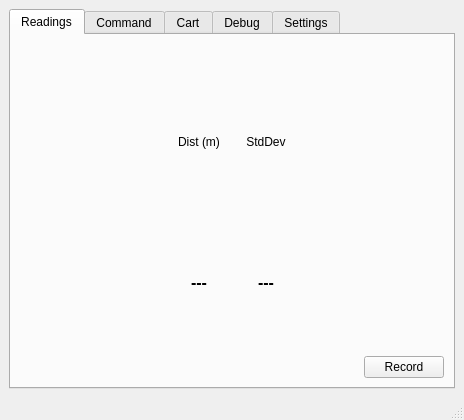
First picture: the form in tf03_test/main_window.ui, repository codincodee/tf0x_dev, before the edit.
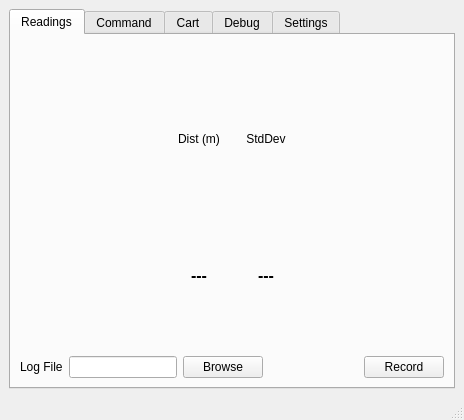
Second picture: the form after the edit. The open tabs and pages were chosen to show the change.

Diff of the .ui file:
```diff
--- a/tf03_test/main_window.ui
+++ b/tf03_test/main_window.ui
@@ -202,8 +202,41 @@
             </item>
            </layout>
           </item>
+          <item>
+           <spacer name="verticalSpacer_12">
+            <property name="orientation">
+             <enum>Qt::Vertical</enum>
+            </property>
+            <property name="sizeType">
+             <enum>QSizePolicy::Fixed</enum>
+            </property>
+            <property name="sizeHint" stdset="0">
+             <size>
+              <width>20</width>
+              <height>10</height>
+             </size>
+            </property>
+           </spacer>
+          </item>
           <item>
            <layout class="QHBoxLayout" name="horizontalLayout_2">
+            <item>
+             <widget class="QLabel" name="label_12">
+              <property name="text">
+               <string>Log File</string>
+              </property>
+             </widget>
+            </item>
+            <item>
+             <widget class="QLineEdit" name="ReadingsPageLogFileLineEdit"/>
+            </item>
+            <item>
+             <widget class="QPushButton" name="ReadingsPageBrowsePushButton">
+              <property name="text">
+               <string>Browse</string>
+              </property>
+             </widget>
+            </item>
             <item>
              <spacer name="horizontalSpacer_3">
               <property name="orientation">
```
Left out of the diff: 11 changed lines with no effect on the pictures.
